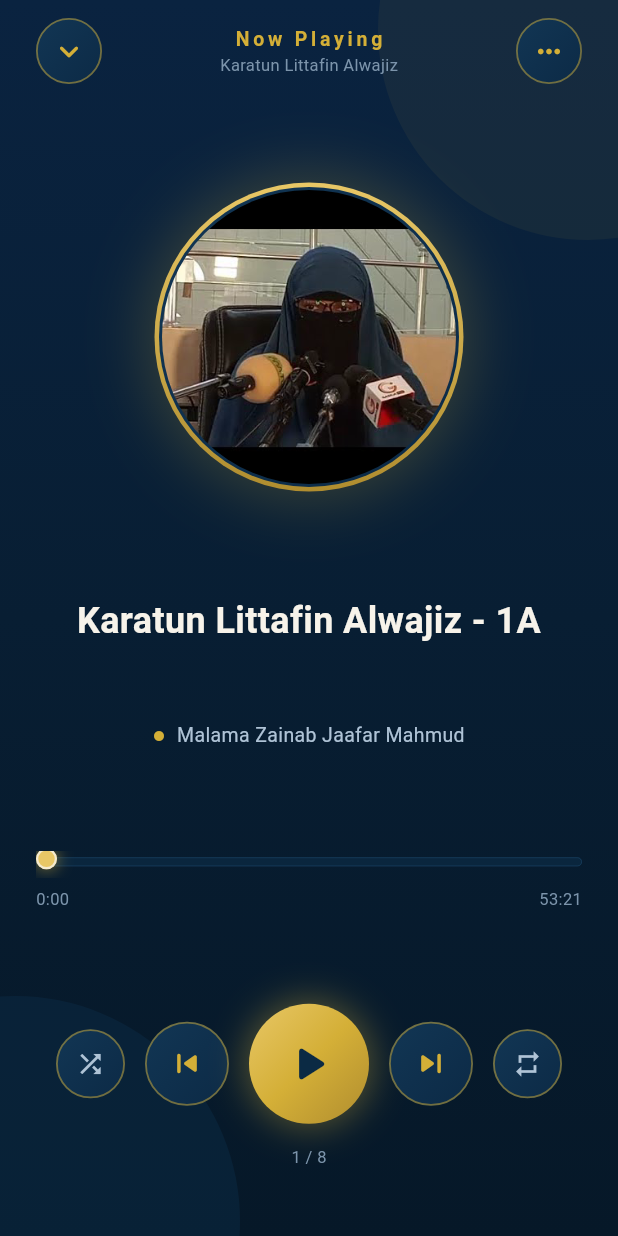
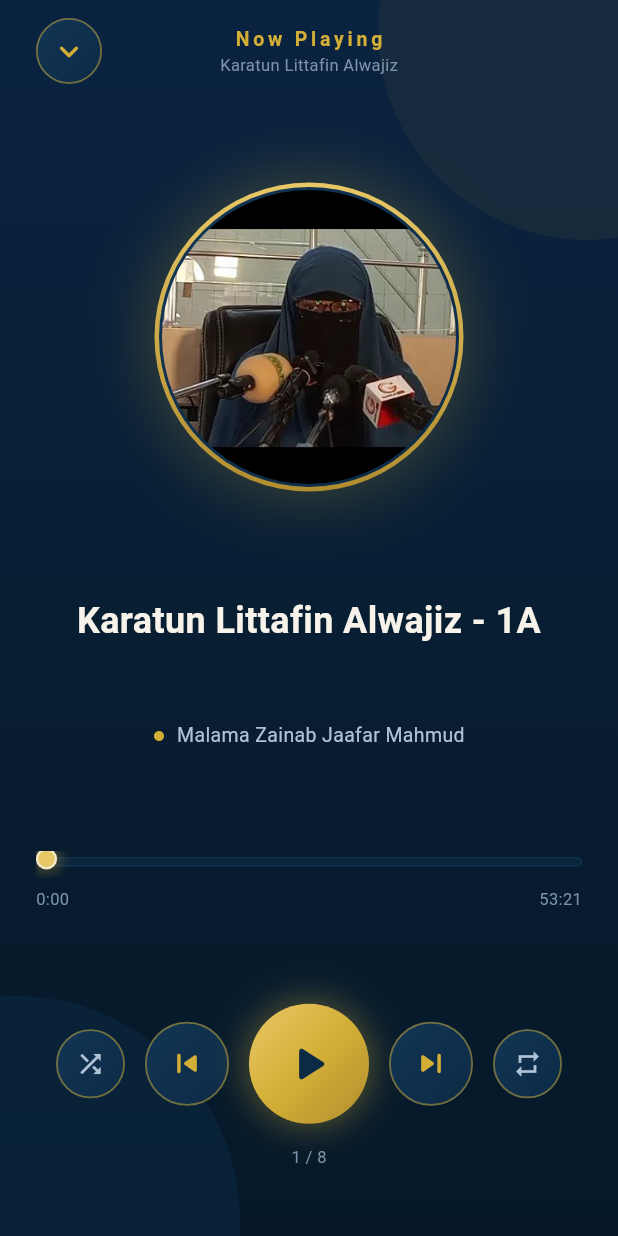
Before and after one commit to Cyberboyone/malamazainabalwajeez, a Flutter app: the PlayerScreen screen opened directly with sample values from the repository, on a phone screen of 412 x 824 dp. Run offline on Flutter 3.47's test engine with Material 3 defaults, Android fonts, the phone set to English and light mode, and no system bars; our stand-ins replace just_audio, just_audio_background, shared_preferences; accounts and stored records are empty.

Commit message:
Update audio assets, remove 3-dots button, bump version to 1.0.0+5

```diff
--- a/lib/screens/player_screen.dart
+++ b/lib/screens/player_screen.dart
@@ -140,12 +140,7 @@ class _PlayerScreenState extends State<PlayerScreen> {
                               ),
                             ],
                           ),
-                          GoldIconButton(
-                            icon: Icons.more_horiz,
-                            size: 44,
-                            iconSize: 22,
-                            onTap: () {},
-                          ),
+                          const SizedBox(width: 44),
                         ],
                       ),
 
--- a/pubspec.yaml
+++ b/pubspec.yaml
@@ -1,7 +1,7 @@
 name: malamazainabalwajeez
 description: Offline audio lessons app for Malama Zainab Jaafar (Karatun Littafin Alwajiz).
 publish_to: 'none'
-version: 1.0.0+1
+version: 1.0.0+5
 
 environment:
   sdk: '>=3.3.0 <4.0.0'
```
Also changed, not shown: 8 other files.
